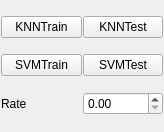
Above: src/mainwindow.ui from JackeyLea/HandWriting before the change. Below: the same form after it.
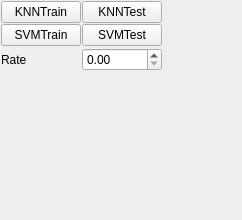
That is the form after the change.

Commit message: 调整界面

The edit to the form file:
```diff
--- a/src/mainwindow.ui
+++ b/src/mainwindow.ui
@@ -6,8 +6,8 @@
    <rect>
     <x>0</x>
     <y>0</y>
-    <width>164</width>
-    <height>132</height>
+    <width>242</width>
+    <height>220</height>
    </rect>
   </property>
   <property name="windowTitle">
@@ -37,23 +37,6 @@
       </property>
      </widget>
     </item>
-    <item row="0" column="0">
-     <widget class="QPushButton" name="buttonTrainKNN">
-      <property name="text">
-       <string>KNNTrain</string>
-      </property>
-     </widget>
-    </item>
-    <item row="1" column="1">
-     <widget class="QPushButton" name="buttonSVMTest">
-      <property name="text">
-       <string>SVMTest</string>
-      </property>
-     </widget>
-    </item>
-    <item row="2" column="1">
-     <widget class="QDoubleSpinBox" name="doubleSpinBox"/>
-    </item>
     <item row="1" column="0">
      <widget class="QPushButton" name="buttonSVMTrain">
       <property name="text">
@@ -61,13 +44,56 @@
       </property>
      </widget>
     </item>
-    <item row="2" column="0">
+    <item row="3" column="0">
      <widget class="QLabel" name="labelRate">
       <property name="text">
        <string>Rate</string>
       </property>
      </widget>
     </item>
+    <item row="0" column="0">
+     <widget class="QPushButton" name="buttonKNNTrain">
+      <property name="text">
+       <string>KNNTrain</string>
+      </property>
+     </widget>
+    </item>
+    <item row="4" column="0" colspan="2">
+     <spacer name="verticalSpacer">
+      <property name="orientation">
+       <enum>Qt::Vertical</enum>
+      </property>
+      <property name="sizeHint" stdset="0">
+       <size>
+        <width>20</width>
+        <height>40</height>
+       </size>
+      </property>
+     </spacer>
+    </item>
+    <item row="3" column="1">
+     <widget class="QDoubleSpinBox" name="doubleSpinBox"/>
+    </item>
+    <item row="1" column="1">
+     <widget class="QPushButton" name="buttonSVMTest">
+      <property name="text">
+       <string>SVMTest</string>
+      </property>
+     </widget>
+    </item>
+    <item row="0" column="2" rowspan="5">
+     <spacer name="horizontalSpacer">
+      <property name="orientation">
+       <enum>Qt::Horizontal</enum>
+      </property>
+      <property name="sizeHint" stdset="0">
+       <size>
+        <width>40</width>
+        <height>20</height>
+       </size>
+      </property>
+     </spacer>
+    </item>
    </layout>
   </widget>
   <widget class="QMenuBar" name="menubar">
```
Left out of the diff: 4 changed lines with no effect on the pictures.
